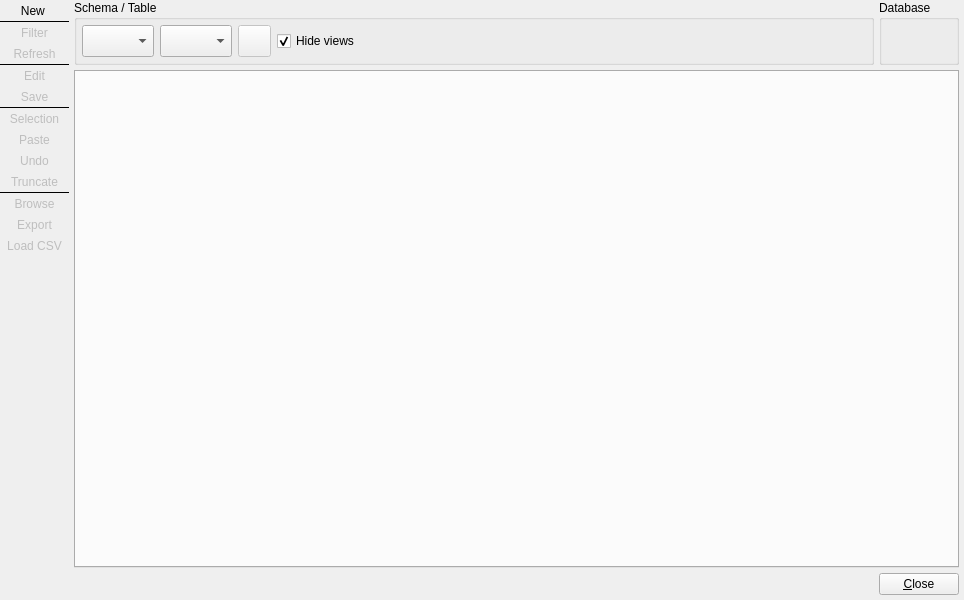
Qt form libs/libgui/ui/tools/datahandlingform.ui (maniac787/pgmodeler) before a commit.
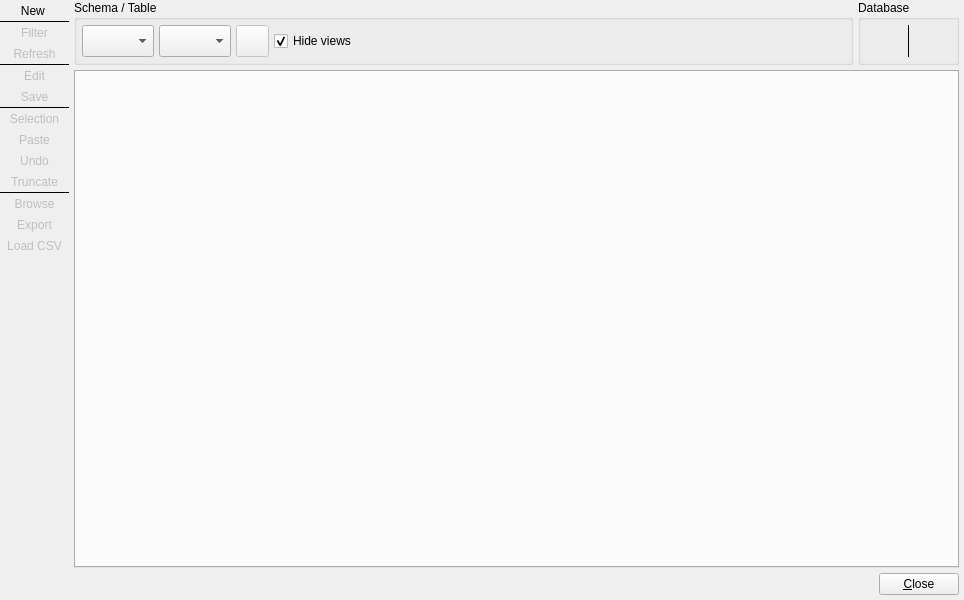
The same form after that commit. Icons and pictures are not drawn.

Commit message: Improved the connection/db info widgets in DataHandlingForm and SQLExecutionWidget

Patch:
```diff
--- a/libs/libgui/ui/tools/datahandlingform.ui
+++ b/libs/libgui/ui/tools/datahandlingform.ui
@@ -744,6 +744,9 @@
           <string>Schema / Table</string>
          </property>
          <layout class="QHBoxLayout" name="horizontalLayout">
+          <property name="spacing">
+           <number>5</number>
+          </property>
           <property name="leftMargin">
            <number>5</number>
           </property>
@@ -890,6 +893,9 @@
           <string>Database</string>
          </property>
          <layout class="QHBoxLayout" name="horizontalLayout_2">
+          <property name="spacing">
+           <number>5</number>
+          </property>
           <property name="leftMargin">
            <number>5</number>
           </property>
@@ -902,6 +908,83 @@
           <property name="bottomMargin">
            <number>5</number>
           </property>
+          <item>
+           <widget class="QLabel" name="user_icon_lbl">
+            <property name="minimumSize">
+             <size>
+              <width>25</width>
+              <height>25</height>
+             </size>
+            </property>
+            <property name="maximumSize">
+             <size>
+              <width>25</width>
+              <height>25</height>
+             </size>
+            </property>
+            <property name="text">
+             <string/>
+            </property>
+            <property name="pixmap">
+             <pixmap resource="../../res/resources.qrc">:/icons/icons/role.png</pixmap>
+            </property>
+            <property name="scaledContents">
+             <bool>true</bool>
+            </property>
+            <property name="indent">
+             <number>-1</number>
+            </property>
+           </widget>
+          </item>
+          <item>
+           <widget class="QLabel" name="username_lbl">
+            <property name="sizePolicy">
+             <sizepolicy hsizetype="Preferred" vsizetype="Fixed">
+              <horstretch>0</horstretch>
+              <verstretch>0</verstretch>
+             </sizepolicy>
+            </property>
+            <property name="font">
+             <font>
+              <italic>true</italic>
+             </font>
+            </property>
+            <property name="toolTip">
+             <string>Authenticated username</string>
+            </property>
+            <property name="text">
+             <string/>
+            </property>
+            <property name="indent">
+             <number>0</number>
+            </property>
+           </widget>
+          </item>
+          <item>
+           <widget class="Line" name="separator_ln_2">
+            <property name="minimumSize">
+             <size>
+              <width>0</width>
+              <height>0</height>
+             </size>
+            </property>
+            <property name="maximumSize">
+             <size>
+              <width>1</width>
+              <height>16777215</height>
+             </size>
+            </property>
+            <property name="autoFillBackground">
+             <bool>false</bool>
+            </property>
+            <property name="frameShadow">
+             <enum>QFrame::Shadow::Plain</enum>
+            </property>
+            <property name="orientation">
+             <enum>Qt::Orientation::Vertical</enum>
+            </property>
+           </widget>
+          </item>
           <item>
            <widget class="QLabel" name="db_icon_lbl">
             <property name="minimumSize">
@@ -925,12 +1008,15 @@
             <property name="scaledContents">
              <bool>true</bool>
             </property>
+            <property name="indent">
+             <number>-1</number>
+            </property>
            </widget>
           </item>
           <item>
            <widget class="QLabel" name="db_name_lbl">
             <property name="sizePolicy">
-             <sizepolicy hsizetype="Preferred" vsizetype="Preferred">
+             <sizepolicy hsizetype="Preferred" vsizetype="Fixed">
               <horstretch>0</horstretch>
               <verstretch>0</verstretch>
              </sizepolicy>
@@ -939,7 +1025,7 @@
              <string/>
             </property>
             <property name="indent">
-             <number>5</number>
+             <number>0</number>
             </property>
            </widget>
           </item>
```
Left out of the diff: 3 changed lines with no effect on the pictures. The commit also changes 6 other files.
